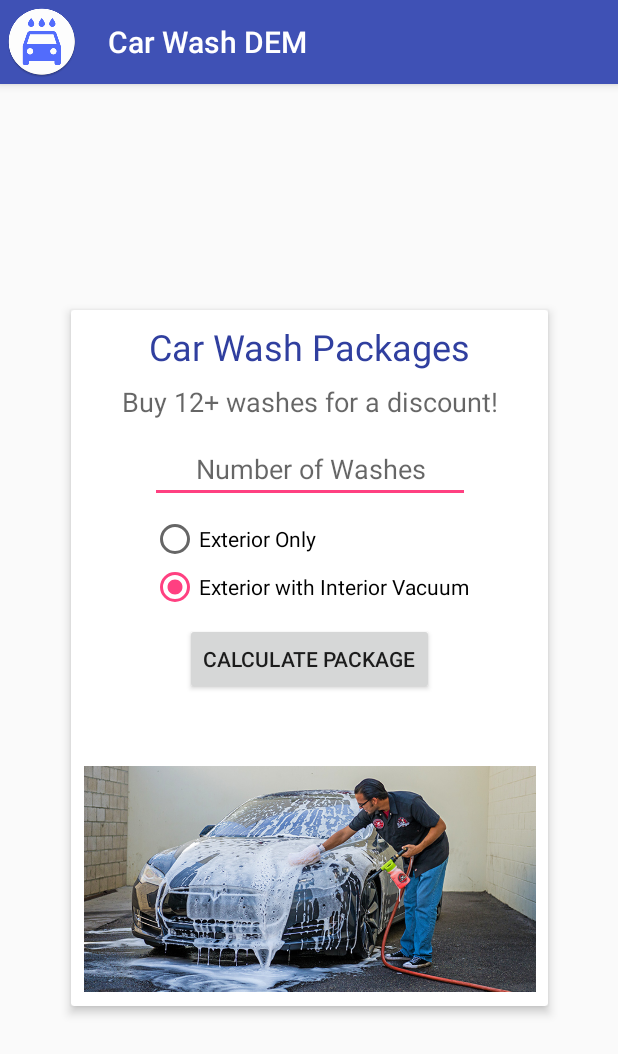
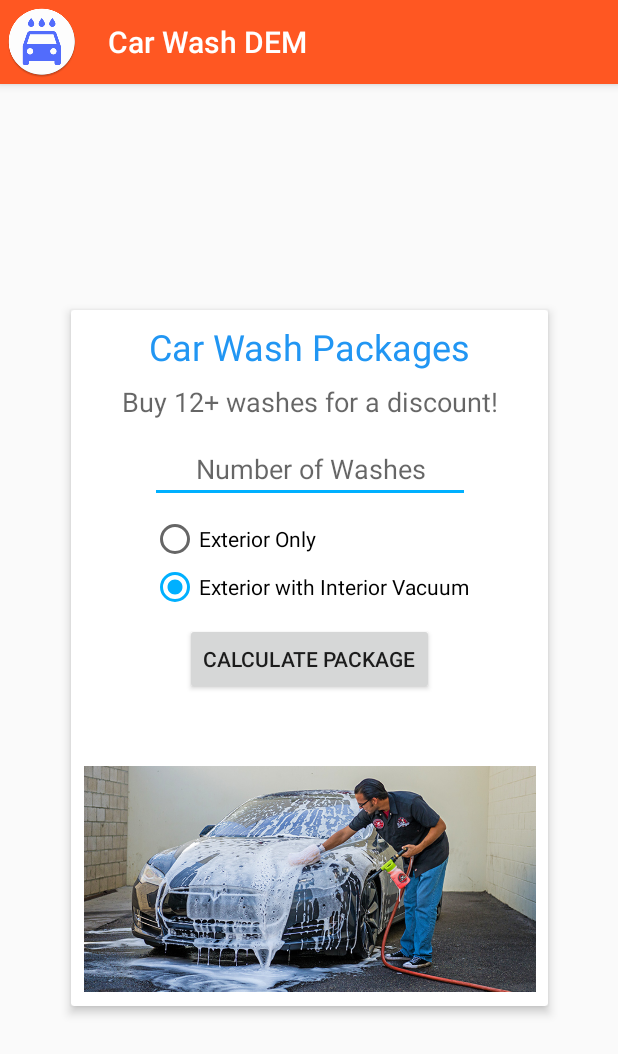
Before and after one commit to dmutlu/CarWashDEM, an Android app: the screen it shows after launch (MainActivity), on a phone screen of 412 x 824 dp. Shown: the top 1054 px of the screen. Run offline under Robolectric (Android 15) with nearby library versions, the phone set to English and light mode, and no system bars.

Commit message:
Changed Theme Colors.

```diff
--- a/app/src/main/res/layout/activity_main.xml
+++ b/app/src/main/res/layout/activity_main.xml
@@ -59,7 +59,7 @@
                         app:layout_constraintTop_toTopOf="parent"
                         android:layout_marginTop="8dp"
                         android:textAppearance="@style/TextAppearance.AppCompat.Headline"
-                        android:textColor="@color/colorPrimaryDark"/>
+                        android:textColor="@color/matBlue"/>
 
                 <TextView
                         android:text="@string/sub_title"
--- /dev/null
+++ b/app/src/main/res/values-v21/styles.xml
@@ -0,0 +1,11 @@
+<?xml version="1.0" encoding="utf-8"?>
+<resources>
+
+    <style name="AppTheme" parent="Theme.AppCompat.Light.NoActionBar">
+        <!-- Customize your theme here. -->
+        <item name="colorPrimary">@color/colorPrimary</item>
+        <item name="colorPrimaryDark">@color/colorPrimaryDark</item>
+        <item name="colorAccent">@color/colorAccent</item>
+        <item name="android:navigationBarColor">@color/colorPrimaryDark</item>
+    </style>
+</resources>
--- a/app/src/main/res/values/colors.xml
+++ b/app/src/main/res/values/colors.xml
@@ -1,6 +1,7 @@
 <?xml version="1.0" encoding="utf-8"?>
 <resources>
-    <color name="colorPrimary">#3F51B5</color>
-    <color name="colorPrimaryDark">#303f9f</color>
-    <color name="colorAccent">#FF4081</color>
+    <color name="colorPrimary">#ff5722</color>
+    <color name="colorPrimaryDark">#e64a19</color>
+    <color name="colorAccent">#00b0ff</color>
+    <color name="matBlue">#2196f3</color>
 </resources>
```
